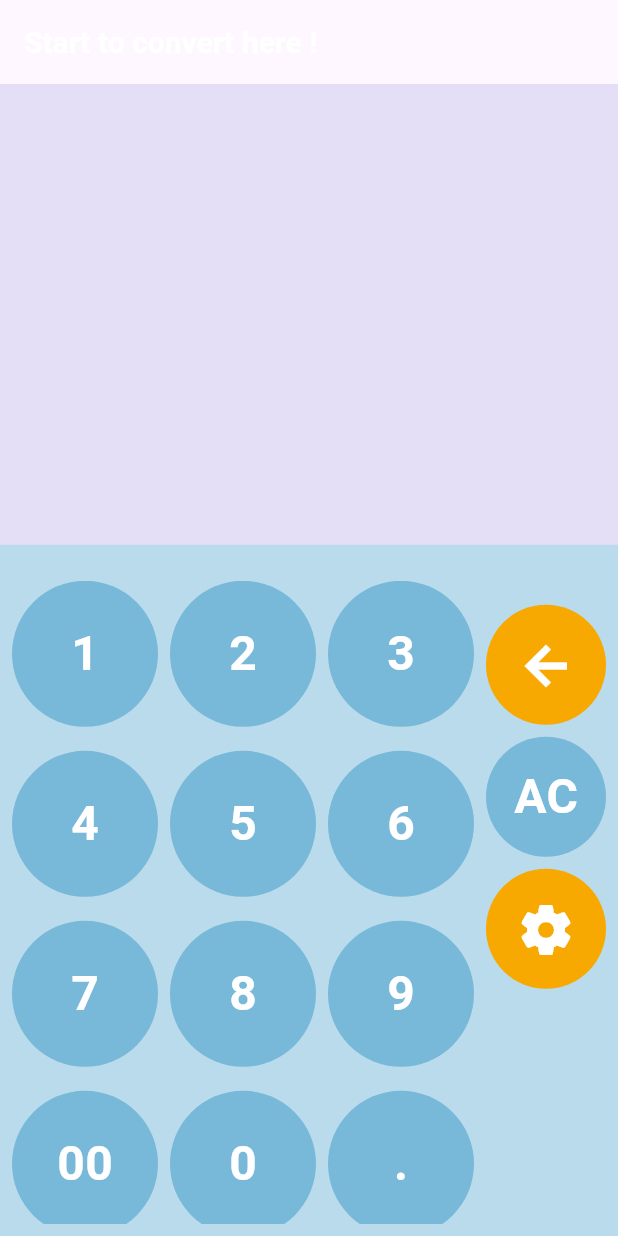
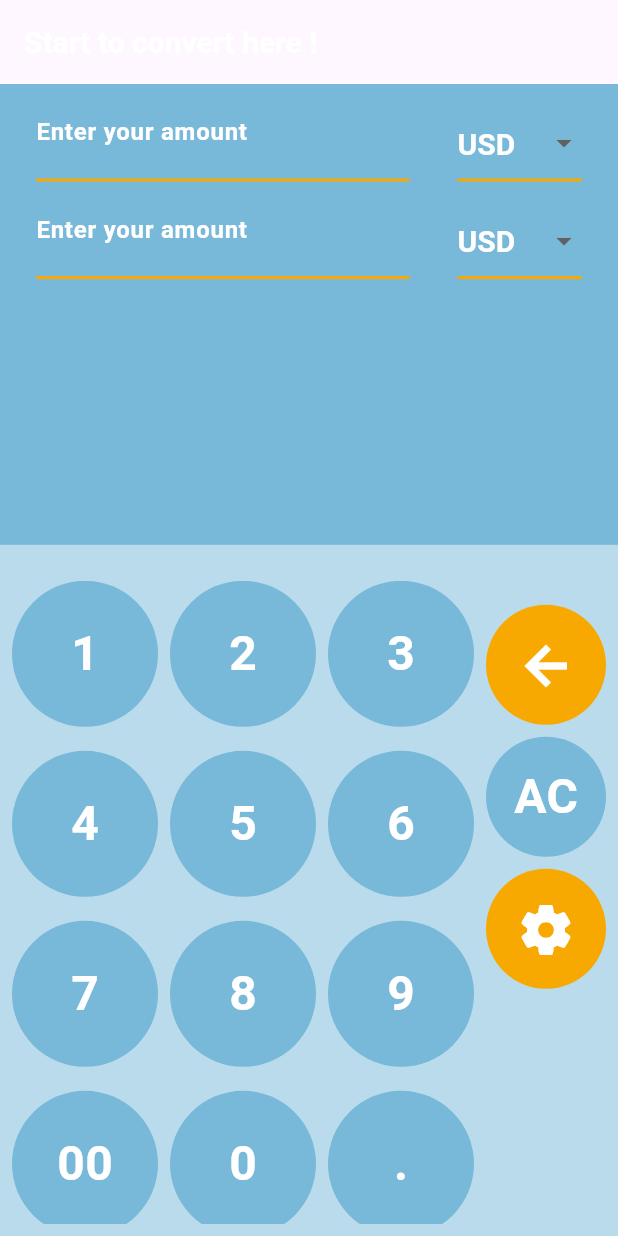
Before and after one commit to aschneiderGit/converter, a Flutter app: the screen it shows after launch, on a phone screen of 412 x 824 dp. Run offline on Flutter 3.47's test engine with Material 3 defaults, Android fonts, the phone set to English and light mode, and no system bars; statements that could not run were skipped.

Commit message:
ammount and dropdown field

```diff
--- a/lib/core/theme/app_colors.dart
+++ b/lib/core/theme/app_colors.dart
@@ -12,6 +12,7 @@ class AppColors {
   static const Color onPrimary = Color(0xFFFFFFFF);
   static const Color onSecondary = Color(0xFFFFFFFF);
   static const Color onBackground = Color(0xFF000000);
+  static const Color onBackgroundVariant = Color(0xFFFFFFFF);
   static const Color onSurface = Color(0xFFFFFFFF);
   static const Color onError = Color(0xFFFFFFFF);
 }
@@ -28,6 +29,7 @@ extension ThemeDataExtension on ThemeData {
   Color get onPrimary => AppColors.onPrimary;
   Color get onSecondary => AppColors.onSecondary;
   Color get onBackground => AppColors.onBackground;
+  Color get onBackgroundVariant => AppColors.onBackgroundVariant;
   Color get onSurface => AppColors.onSurface;
   Color get onError => AppColors.onError;
 }
--- /dev/null
+++ b/lib/core/theme/app_text_style.dart
@@ -0,0 +1,6 @@
+import 'package:flutter/material.dart';
+
+extension ThemeDataExtension on ThemeData {
+  TextStyle get textStyle =>
+      TextStyle(color: Colors.white, fontWeight: FontWeight.bold);
+}
--- a/lib/core/theme/main_theme.dart
+++ b/lib/core/theme/main_theme.dart
@@ -1,7 +1,9 @@
 import 'package:converter/core/theme/app_colors.dart';
 import 'package:flutter/material.dart';
 
-ThemeData mainTheme = ThemeData(
+ThemeData mainTheme = ThemeData().copyWith(
+  primaryColor: AppColors.primary,
+  textSelectionTheme: TextSelectionThemeData(cursorColor: AppColors.onPrimary),
   appBarTheme: AppBarTheme(
     backgroundColor: AppColors.secondaryVariant,
     titleTextStyle: TextStyle(
--- a/lib/main.dart
+++ b/lib/main.dart
@@ -15,6 +15,7 @@ class Converter extends StatelessWidget {
   // This widget is the root of your application.
   @override
   Widget build(BuildContext context) {
+    //debugPaintSizeEnabled = true;
     return MaterialApp(
       title: 'Converter',
       localizationsDelegates: [
--- a/lib/views/home.dart
+++ b/lib/views/home.dart
@@ -1,6 +1,7 @@
 import 'package:converter/core/l10n/app_localizations.dart';
 import 'package:converter/core/theme/app_colors.dart';
 import 'package:converter/views/widgets/keyboard.dart';
+import 'package:converter/views/widgets/top_display.dart';
 import 'package:flutter/material.dart';
 
 class Home extends StatelessWidget {
@@ -9,21 +10,9 @@ class Home extends StatelessWidget {
   @override
   Widget build(BuildContext context) {
     return Scaffold(
-      backgroundColor: AppColors.background,
+      backgroundColor: Theme.of(context).background,
       appBar: AppBar(title: Text(AppLocalizations.of(context)!.appBar)),
-      body: Column(
-        children: [
-          Expanded(
-            flex: 2,
-            child: Container(
-              height: double.infinity,
-              width: double.infinity,
-              color: const Color.fromARGB(255, 228, 222, 247),
-            ),
-          ),
-          Keyboard(),
-        ],
-      ),
+      body: Column(children: [TopDisplay(), Keyboard()]),
     );
   }
 }
--- /dev/null
+++ b/lib/views/widgets/amount_field.dart
@@ -0,0 +1,29 @@
+import 'package:converter/core/theme/app_colors.dart';
+import 'package:converter/core/theme/app_text_style.dart';
+import 'package:flutter/material.dart';
+import 'package:flutter/services.dart';
+
+class AmountField extends StatelessWidget {
+  const AmountField({super.key});
+
+  @override
+  Widget build(BuildContext context) {
+    return TextField(
+      style: Theme.of(context).textStyle.copyWith(fontSize: 22),
+      keyboardType: TextInputType.none,
+      inputFormatters: <TextInputFormatter>[
+        FilteringTextInputFormatter.digitsOnly,
+      ],
+      decoration: InputDecoration(
+        enabledBorder: UnderlineInputBorder(
+          borderSide: BorderSide(color: Theme.of(context).secondary, width: 2),
+        ),
+        focusedBorder: UnderlineInputBorder(
+          borderSide: BorderSide(color: Theme.of(context).secondary, width: 2),
+        ),
+        labelText: 'Enter your amount',
+        labelStyle: Theme.of(context).textStyle,
+      ),
+    );
+  }
+}
--- a/lib/views/widgets/circle_button/circle_button.dart
+++ b/lib/views/widgets/circle_button/circle_button.dart
@@ -26,13 +26,17 @@ class CircleButton extends StatelessWidget {
       child: Container(
         decoration: BoxDecoration(
           shape: BoxShape.circle,
-          color: secondary ? AppColors.secondary : AppColors.primary,
+          color: secondary
+              ? Theme.of(context).secondary
+              : Theme.of(context).primary,
         ),
         child: Center(
           child: Text(
             label,
             style: TextStyle(
-              color: secondary ? AppColors.onSecondary : AppColors.onPrimary,
+              color: secondary
+                  ? Theme.of(context).onSecondary
+                  : Theme.of(context).onPrimary,
               fontSize: fontSize,
               fontWeight: FontWeight.bold,
               fontFamily: fontFamily,
--- /dev/null
+++ b/lib/views/widgets/currency_dropdown.dart
@@ -0,0 +1,42 @@
+import 'package:converter/core/theme/app_colors.dart';
+import 'package:converter/core/theme/app_text_style.dart';
+import 'package:flutter/material.dart';
+
+class CurrencyDropdown extends StatefulWidget {
+  const CurrencyDropdown({super.key});
+
+  @override
+  State<CurrencyDropdown> createState() => _CurrencyDropdownState();
+}
+
+class _CurrencyDropdownState extends State<CurrencyDropdown> {
+  static const List<String> currencies = <String>['USD', 'EURO', 'HKD', 'RMB'];
+  String currency = currencies.first;
+  @override
+  Widget build(BuildContext context) {
+    return Container(
+      padding: EdgeInsets.only(top: 16),
+      decoration: BoxDecoration(
+        border: Border(
+          bottom: BorderSide(color: Theme.of(context).secondary, width: 2),
+        ),
+      ),
+      child: DropdownButtonHideUnderline(
+        child: DropdownButton<String>(
+          value: currency,
+          style: Theme.of(context).textStyle.copyWith(fontSize: 20),
+          dropdownColor: Theme.of(context).background,
+          isExpanded: true,
+          onChanged: (String? value) {
+            setState(() {
+              currency = value!;
+            });
+          },
+          items: currencies.map<DropdownMenuItem<String>>((String value) {
+            return DropdownMenuItem<String>(value: value, child: Text(value));
+          }).toList(),
+        ),
+      ),
+    );
+  }
+}
--- /dev/null
+++ b/lib/views/widgets/top_display.dart
@@ -0,0 +1,45 @@
+import 'package:converter/core/theme/app_colors.dart';
+import 'package:converter/views/widgets/amount_field.dart';
+import 'package:converter/views/widgets/currency_dropdown.dart';
+import 'package:flutter/material.dart';
+
+class TopDisplay extends StatelessWidget {
+  const TopDisplay({super.key});
+
+  @override
+  Widget build(BuildContext context) {
+    return Expanded(
+      flex: 2,
+      child: Container(
+        height: double.infinity,
+        width: double.infinity,
+        color: Theme.of(context).primary,
+        child: Container(
+          padding: const EdgeInsets.only(left: 24.0, right: 24.0),
+          child: Column(
+            children: [
+              Row(
+                children: [
+                  Flexible(flex: 3, child: AmountField()),
+                  SizedBox(width: 32),
+                  Flexible(
+                    child: SizedBox(height: 65, child: CurrencyDropdown()),
+                  ),
+                ],
+              ),
+              Row(
+                children: [
+                  Flexible(flex: 3, child: AmountField()),
+                  SizedBox(width: 32),
+                  Flexible(
+                    child: SizedBox(height: 65, child: CurrencyDropdown()),
+                  ),
+                ],
+              ),
+            ],
+          ),
+        ),
+      ),
+    );
+  }
+}
```
